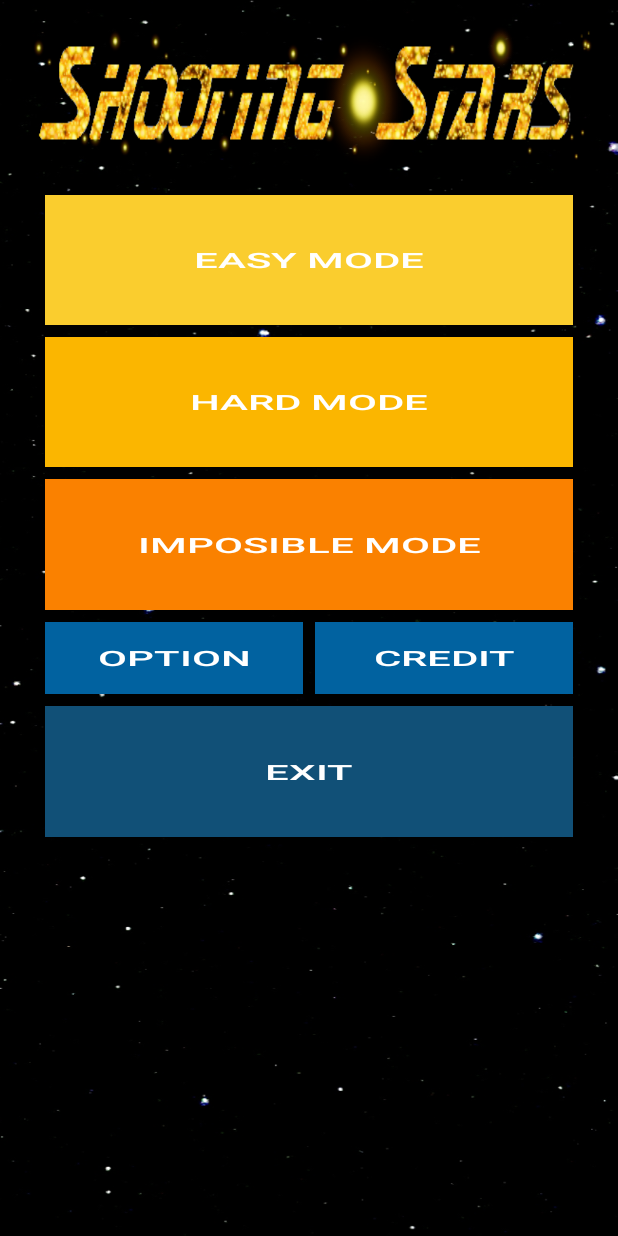
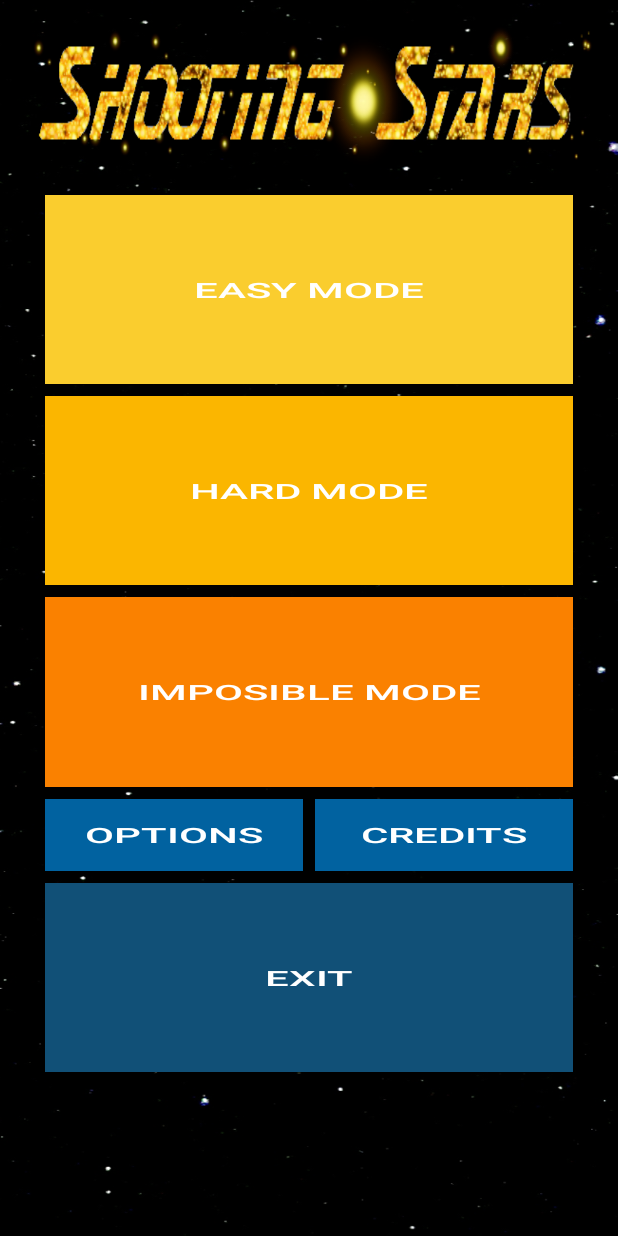
Before and after one commit to BastienKovac/ShootingStars, an Android app: the screen it shows after launch (GameMenu), on a phone screen of 412 x 824 dp. Run offline under Robolectric (Android 15) with nearby library versions, the light colour scheme and no system bars.

Commit message:
Up menu btn

```diff
--- a/app/src/main/AndroidManifest.xml
+++ b/app/src/main/AndroidManifest.xml
@@ -5,7 +5,7 @@
     <application
         android:allowBackup="true"
         android:icon="@mipmap/ic_launcher"
-        android:label="@string/app_name"
+        android:label="Shooting Stars"
         android:supportsRtl="true"
         android:theme="@style/Theme.AppCompat.Light.NoActionBar.FullScreen">
 
--- a/app/src/main/res/layout/activity_game_menu.xml
+++ b/app/src/main/res/layout/activity_game_menu.xml
@@ -15,13 +15,13 @@
         android:layout_width="wrap_content"
         android:layout_height="wrap_content"
         android:padding="10dp"
-        android:layout_alignParentBottom="true"
         android:layout_alignParentLeft="true"
         android:layout_alignParentStart="true"
         android:layout_below="@+id/linearLayout"
-        android:weightSum="10"
+        android:weightSum="1"
         android:layout_alignParentRight="true"
-        android:layout_alignParentEnd="true">
+        android:layout_alignParentEnd="true"
+        android:layout_alignParentBottom="true">
 
 
         <Button
@@ -36,11 +36,12 @@
             android:textScaleX="2"
             android:background="#facd2e"
             android:textColor="#FFFFFF"
-            android:layout_weight="1" />
+            android:layout_weight="0.2" />
 
         <Button
             android:id="@+id/btnLvl2"
             android:clickable="true"
+            android:onClick="btnHardMode"
             android:layout_width="match_parent"
             android:layout_height="wrap_content"
             android:layout_margin="4dp"
@@ -49,11 +50,12 @@
             android:textScaleX="2"
             android:background="#fbb600"
             android:textColor="#FFFFFF"
-            android:layout_weight="1"/>
+            android:layout_weight="0.2"/>
 
         <Button
             android:id="@+id/btnLvl3"
             android:clickable="true"
+            android:onClick="btnImpMode"
             android:layout_width="match_parent"
             android:layout_height="wrap_content"
             android:layout_margin="4dp"
@@ -62,7 +64,7 @@
             android:textScaleX="2"
             android:background="#fa8100"
             android:textColor="#FFFFFF"
-            android:layout_weight="1" />
+            android:layout_weight="0.2" />
 
         <LinearLayout
             android:orientation="horizontal"
@@ -71,13 +73,14 @@
             android:weightSum="2"
             >
             <Button
-                android:id="@+id/btnoption"
+                android:id="@+id/btnoptions"
                 android:clickable="true"
+                android:onClick="btnOptions"
                 android:layout_width="match_parent"
                 android:layout_height="wrap_content"
                 android:layout_margin="4dp"
                 android:padding="10dp"
-                android:text="Option"
+                android:text="Options"
                 android:textScaleX="2"
                 android:background="#0162a0"
                 android:textColor="#FFFFFF"
@@ -85,13 +88,14 @@
 
 
             <Button
-                android:id="@+id/btncredit"
+                android:id="@+id/btncredits"
                 android:clickable="true"
+                android:onClick="btnCredits"
                 android:layout_width="match_parent"
                 android:layout_height="wrap_content"
                 android:layout_margin="4dp"
                 android:padding="10dp"
-                android:text="Credit"
+                android:text="Credits"
                 android:textScaleX="2"
                 android:background="#0162a0"
                 android:textColor="#FFFFFF"
@@ -102,6 +106,7 @@
         <Button
             android:id="@+id/btnExit"
             android:clickable="true"
+            android:onClick="btnExit"
             android:layout_width="match_parent"
             android:layout_height="wrap_content"
             android:layout_margin="4dp"
@@ -110,7 +115,7 @@
             android:textScaleX="2"
             android:background="#115077"
             android:textColor="#FFFFFF"
-            android:layout_weight="1" />
+            android:layout_weight="0.2" />
 
     </LinearLayout>
 
--- a/app/src/main/res/values/strings.xml
+++ b/app/src/main/res/values/strings.xml
@@ -1,4 +1,4 @@
 <resources>
     <string name="app_name">Shooting Stars</string>
-    <string name="title_activity_game_menu">GameMenu</string>
+    <string name="title_activity_game_menu">Shooting Stars</string>
 </resources>
```
Also changed, not shown: app/src/main/java/network/iut/org/flappydragon/game/menu/GameMenu.java (+26 -1 lines).
